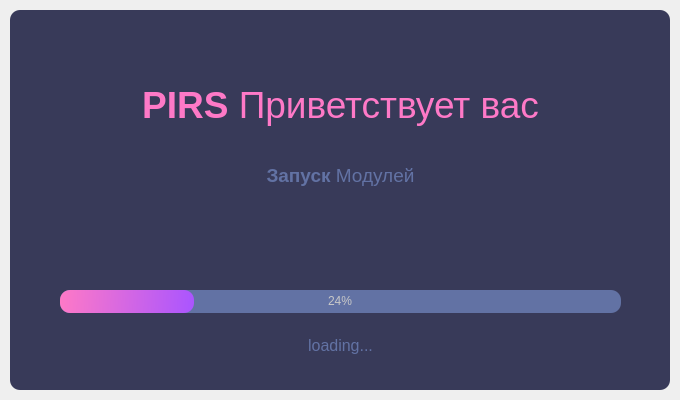
Above: PIRS/gui/splash_screen.ui from tleeen/ProJect-PIRS before the change. Below: the same form after it.
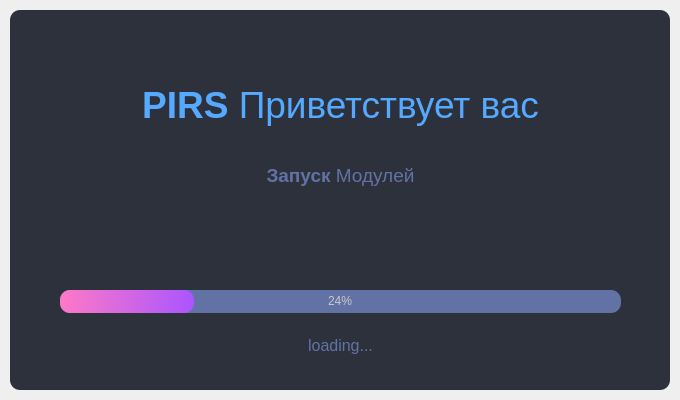
That is the form after the change.

Commit message: adding a tray menu and a bunch of styles for the main and boot screens

```diff
--- a/PIRS/gui/splash_screen.ui
+++ b/PIRS/gui/splash_screen.ui
@@ -33,8 +33,8 @@
     <item>
      <widget class="QFrame" name="dropShadowFrame">
       <property name="styleSheet">
-       <string notr="true">QFrame {	
-	background-color: rgb(56, 58, 89);	
+       <string notr="true">QFrame {
+	background-color: rgb(44, 49, 60);
 	color: rgb(220, 220, 220);
 	border-radius: 10px;
 }</string>
@@ -61,7 +61,7 @@
         </font>
        </property>
        <property name="styleSheet">
-        <string notr="true">color: rgb(254, 121, 199);</string>
+        <string notr="true">color: rgb(85, 170, 255);</string>
        </property>
        <property name="text">
         <string>&lt;html&gt;&lt;head/&gt;&lt;body&gt;&lt;p&gt;&lt;span style=&quot; font-size:28pt; font-weight:600;&quot;&gt;PIRS&lt;/span&gt;&lt;span style=&quot; font-size:28pt;&quot;&gt; Приветствует вас&lt;/span&gt;&lt;/p&gt;&lt;/body&gt;&lt;/html&gt;</string>
```
The commit also changes 5 other files.
